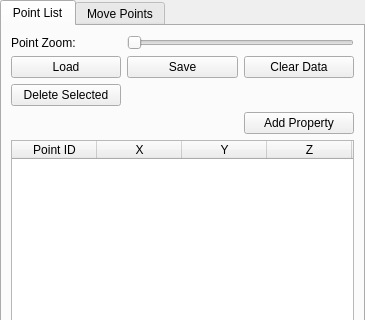
The window that rtUI/rt3DPointBuffer.ui (pengwg/vurtigo) describes before a commit, drawn with Qt 5; both pictures show x 0 to 365 and y 0 to 320 of the 365 by 571 pixel window.
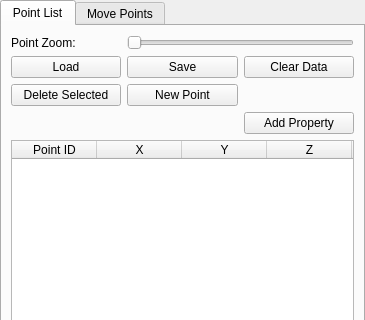
The same window after the commit.

Commit message:
New button that will allow the user to add a point. BugID:725 Analysis: The user should be able to add a point to the list manually.
Resolution:

Reviewed by:

The edit to the form file:
```diff
--- a/rtUI/rt3DPointBuffer.ui
+++ b/rtUI/rt3DPointBuffer.ui
@@ -135,6 +135,13 @@
          </property>
         </widget>
        </item>
+       <item row="2" column="1">
+        <widget class="QPushButton" name="newPointButton">
+         <property name="text">
+          <string>New Point</string>
+         </property>
+        </widget>
+       </item>
       </layout>
      </widget>
      <widget class="QWidget" name="tab_2">
```
The commit also changes 2 other files.
